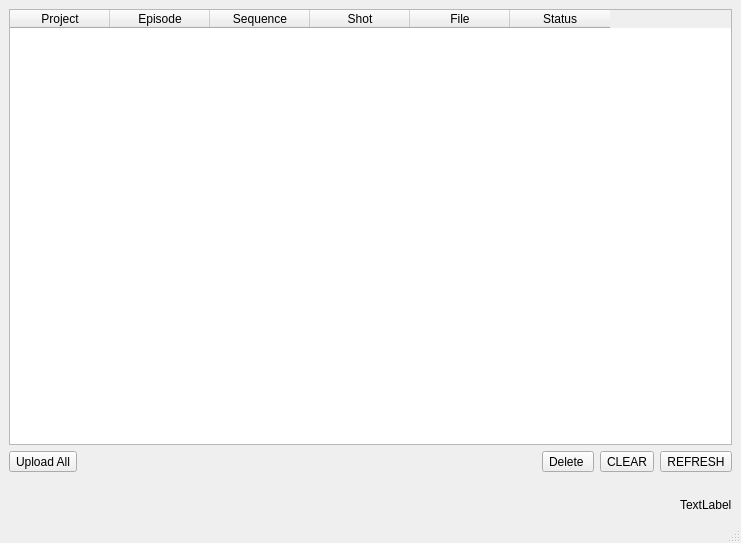
This is ui/table.ui in iceanimations/shotgunMassUploader as Qt 5 draws it before an edit. The edited form follows.
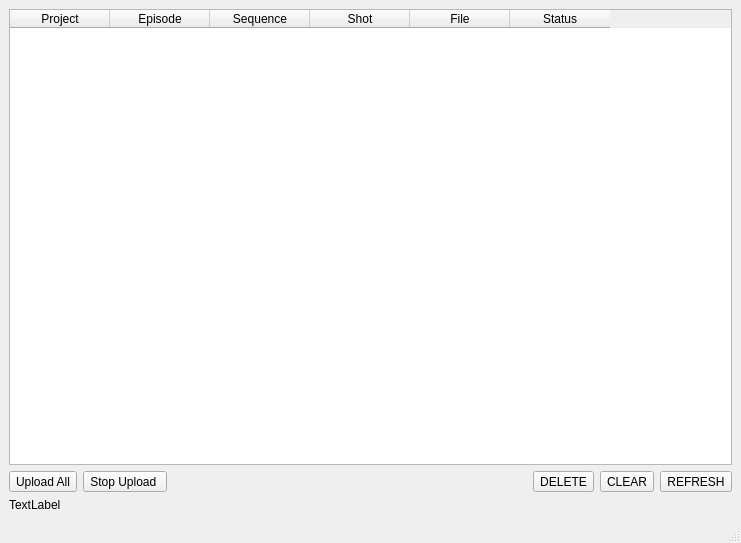
This is the edited form.

Commit message: Multithreaded robust upload working

What changed in the file:
```diff
--- a/ui/table.ui
+++ b/ui/table.ui
@@ -66,7 +66,19 @@
           </property>
          </widget>
         </item>
-       </layout>
+        <item>
+         <widget class="QToolButton" name="stop_button">
+          <property name="text">
+           <string>Stop Upload </string>
+          </property>
+         </widget>
+        </item>
+        <item>
+         <widget class="QLabel" name="progress_label">
+          <property name="text">
+           <string/>
+          </property>
+         </widget>
       </item>
       <item>
        <spacer name="horizontalSpacer">
@@ -81,10 +93,14 @@
         </property>
        </spacer>
       </item>
+       </layout>
+      </item>
+      <item>
+       <layout class="QHBoxLayout" name="horizontalLayout_2">
       <item>
        <widget class="QToolButton" name="delete_button">
         <property name="text">
-         <string>Delete </string>
+           <string>DELETE</string>
         </property>
        </widget>
       </item>
@@ -96,8 +112,6 @@
        </widget>
       </item>
       <item>
-       <layout class="QHBoxLayout" name="horizontalLayout_2">
-        <item>
          <widget class="QToolButton" name="refresh_button">
           <property name="text">
            <string>REFRESH</string>
@@ -109,13 +123,6 @@
      </layout>
     </item>
     <item>
-     <widget class="QLabel" name="progress_label">
-      <property name="text">
-       <string/>
-      </property>
-     </widget>
-    </item>
-    <item alignment="Qt::AlignRight|Qt::AlignBottom">
      <widget class="QLabel" name="label">
       <property name="text">
        <string>TextLabel</string>
```
Lines whose indentation alone changed are shown as unchanged. The commit also changes 1 other file.
